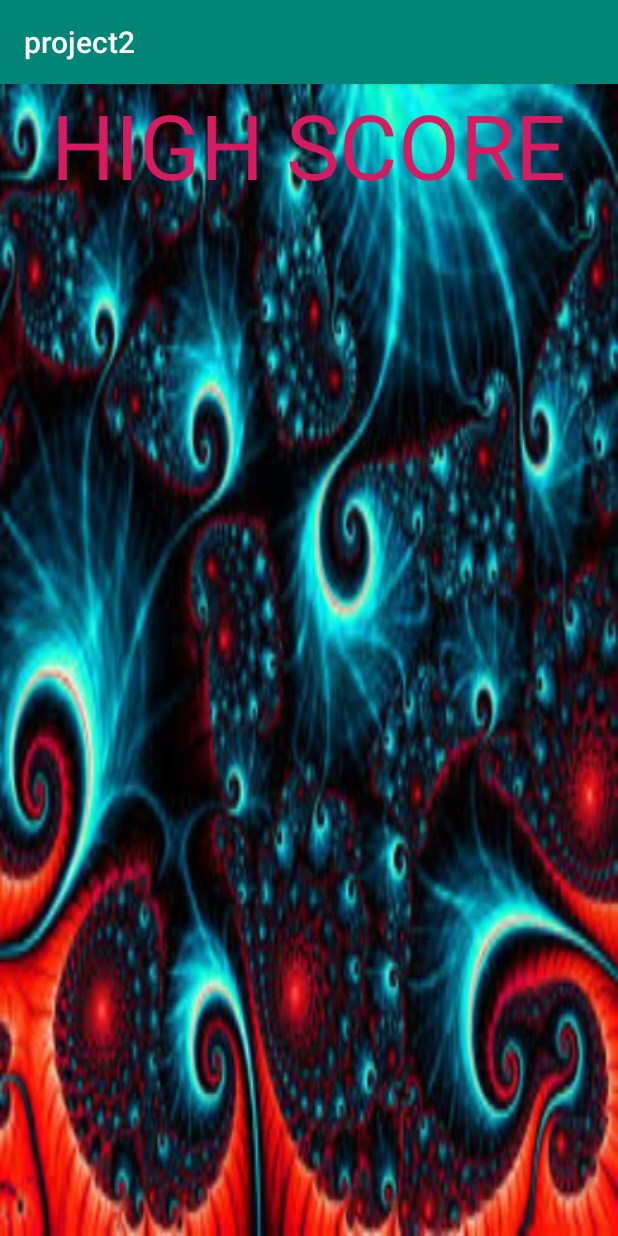
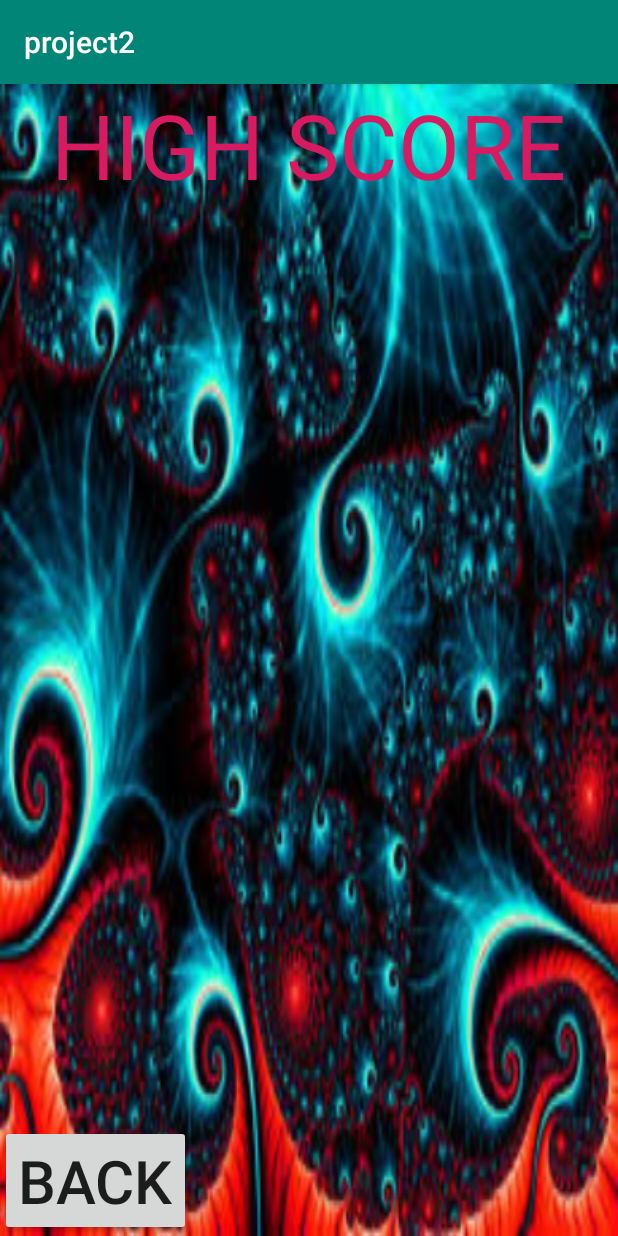
Before and after one commit to AJHudson2003/newproject, an Android app: the highscoreactivity screen opened directly, with no data from a screen before it, on a phone screen of 412 x 824 dp. Run offline under Robolectric (Android 15) with nearby library versions, the phone set to English and light mode, and no system bars.

Commit message:
added a button and also made it go to the main page
tested on nexus 5

```diff
--- a/app/src/main/java/com/example/project2/highscoreactivity.java
+++ b/app/src/main/java/com/example/project2/highscoreactivity.java
@@ -2,7 +2,9 @@ package com.example.project2;
 
 import androidx.appcompat.app.AppCompatActivity;
 
+import android.content.Intent;
 import android.os.Bundle;
+import android.view.View;
 
 public class highscoreactivity extends AppCompatActivity {
 
@@ -11,4 +13,8 @@ public class highscoreactivity extends AppCompatActivity {
         super.onCreate(savedInstanceState);
         setContentView(R.layout.activity_highscoreactivity);
     }
+    public void gotomain (View view){
+        Intent intent = new Intent(this, MainActivity.class);
+        startActivity(intent);
+    }
 }
--- a/app/src/main/res/layout/activity_highscoreactivity.xml
+++ b/app/src/main/res/layout/activity_highscoreactivity.xml
@@ -14,5 +14,12 @@
         android:textSize="60dp"
         android:layout_centerHorizontal="true"
         android:textColor="@color/colorAccent"/>
+    <Button
+        android:layout_width="wrap_content"
+        android:layout_height="wrap_content"
+        android:layout_alignParentBottom="true"
+        android:textSize="40dp"
+        android:text="Back"
+        android:onClick="gotomain"/>
 
 </RelativeLayout>
```
